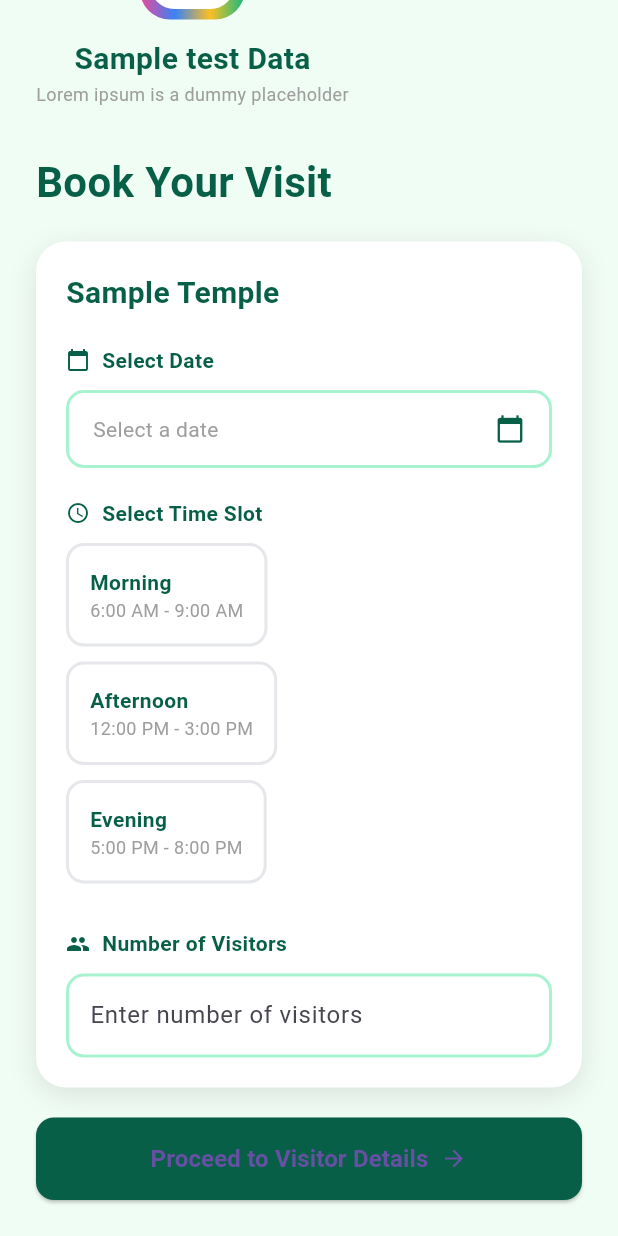
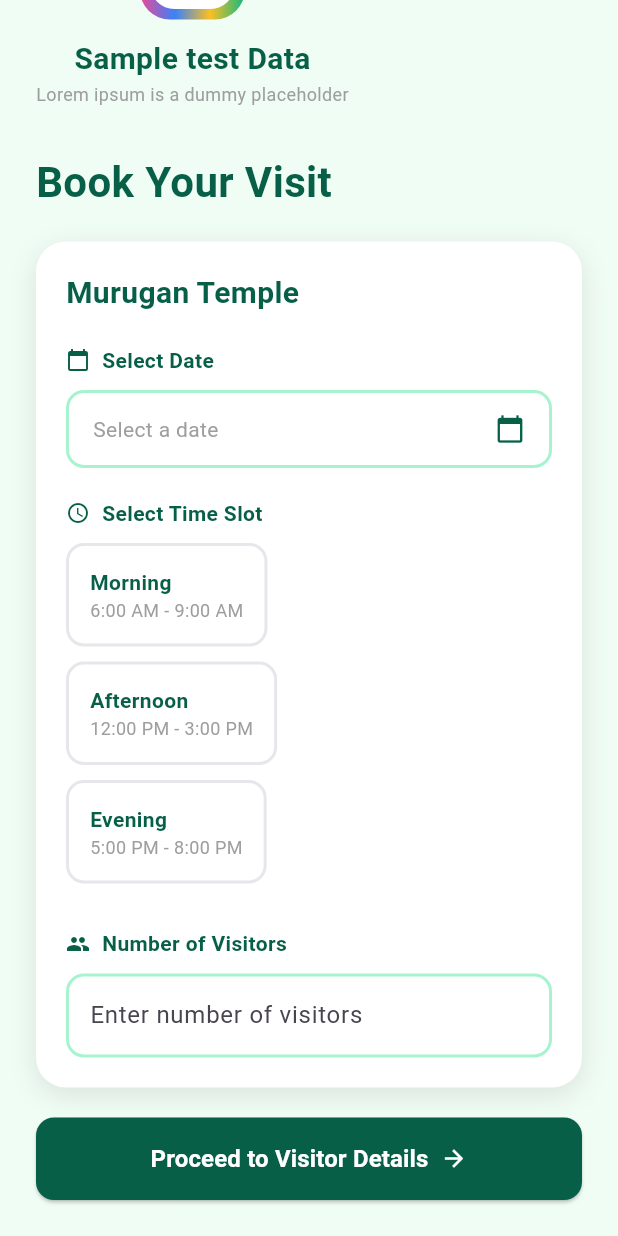
Before and after one commit to rpathi783/Temple-Visit-Booking, a Flutter app: the BookingScreen screen opened directly, scrolled down 81 dp, on a phone screen of 412 x 824 dp. Run offline on Flutter 3.47's test engine with Material 3 defaults, Android fonts, the phone set to English and light mode, and no system bars; network calls fail.

```diff
--- a/lib/screens/booking_screen.dart
+++ b/lib/screens/booking_screen.dart
@@ -28,9 +28,8 @@ class _BookingScreenState extends State<BookingScreen> {
 
   @override
   Widget build(BuildContext context) {
-    return ChangeNotifierProvider(
-      create: (_) => BookingProvider(),
-      child: Scaffold(
+    // REMOVED ChangeNotifierProvider - use the one from main.dart
+    return Scaffold(
       body: SafeArea(
         child: SingleChildScrollView(
           child: Padding(
@@ -53,7 +52,6 @@ class _BookingScreenState extends State<BookingScreen> {
                 const SizedBox(height: 20),
                 _buildProceedButton(context),
               ],
-              ),
             ),
           ),
         ),
@@ -124,7 +122,7 @@ class _BookingScreenState extends State<BookingScreen> {
         crossAxisAlignment: CrossAxisAlignment.start,
         children: [
           const Text(
-            'Sample Temple',
+            'Murugan Temple',
             style: TextStyle(
               fontSize: 20,
               fontWeight: FontWeight.bold,
@@ -333,10 +331,7 @@ class _BookingScreenState extends State<BookingScreen> {
           Navigator.push(
             context,
             MaterialPageRoute(
-              builder: (context) => ChangeNotifierProvider.value(
-                value: provider,
-                child: const VisitorDetailsScreen(),
-              ),
+              builder: (context) => const VisitorDetailsScreen(),
             ),
           );
         },
@@ -352,10 +347,14 @@ class _BookingScreenState extends State<BookingScreen> {
           children: const [
             Text(
               'Proceed to Visitor Details',
-              style: TextStyle(fontSize: 16, fontWeight: FontWeight.bold),
+              style: TextStyle(
+                fontSize: 16,
+                fontWeight: FontWeight.bold,
+                color: Colors.white,
+              ),
             ),
             SizedBox(width: 8),
-            Icon(Icons.arrow_forward),
+            Icon(Icons.arrow_forward, color: Colors.white),
           ],
         ),
       ),
```
Also changed, not shown: lib/providers/booking_provider.dart (+23 -3 lines), lib/screens/booking_summary_screen.dart (+26 -6 lines), lib/screens/success_screen.dart (+37 -0 lines), lib/screens/visitor_details_screen.dart (+34 -5 lines). Lines whose indentation alone changed are shown as unchanged.
